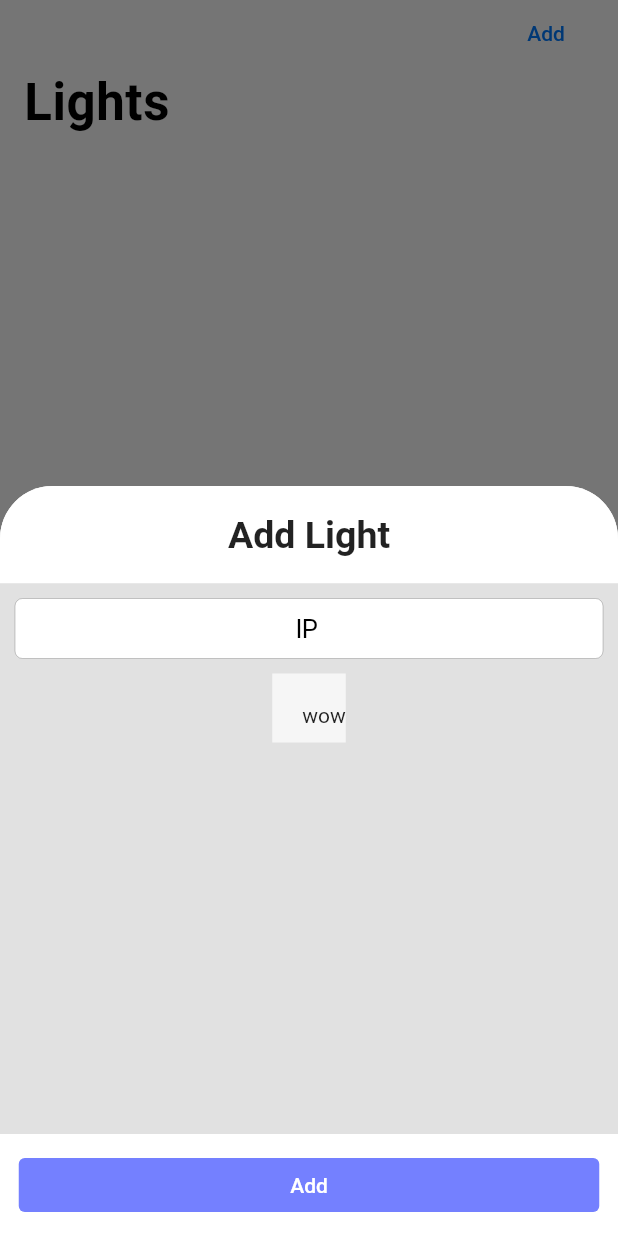
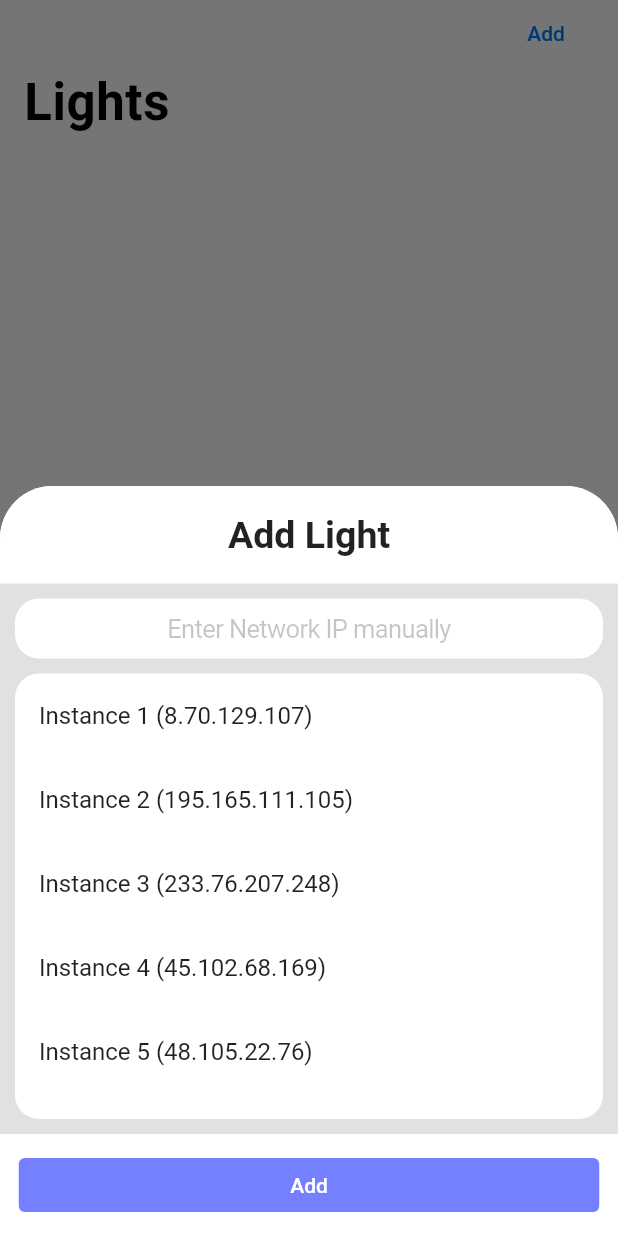
Before and after one commit to Light-Master/LightMaster, a Flutter app: the screen it shows after launch, after a tap on "Add", on a phone screen of 412 x 824 dp. Run offline on Flutter 3.47's test engine with Material 2 defaults, Android fonts, the phone set to English and light mode, and no system bars; our stand-ins replace bloc, flutter_bloc, flutter_xlider, tuple; missing offline and left inert: flex_color_picker, flutter_radio_button_group, http_interceptor.

Commit message:
restyle basic add_light network address selection

```diff
--- a/light_master_app/lib/modules/dashboard/screens/add_light.dart
+++ b/light_master_app/lib/modules/dashboard/screens/add_light.dart
@@ -5,11 +5,30 @@ import 'package:light_master_app/modules/dashboard/bloc/managed_light_source_blo
 import 'package:light_master_app/modules/dashboard/events/managed_light_source_event.dart';
 import 'package:light_master_app/modules/dashboard/models/light.dart';
 import 'package:light_master_app/modules/dashboard/models/light_source.dart';
+import 'package:tuple/tuple.dart';
 
 class AddLight extends StatelessWidget {
   final roundedSheetRadius = BorderRadius.only(
       topLeft: const Radius.circular(35), topRight: const Radius.circular(35));
-  final addressEditingController = TextEditingController(text: 'IP');
+  final addressEditingController = TextEditingController();
+
+  final debugNetworkAddresses = [
+    Tuple2("Instance 1", "8.70.129.107"),
+    Tuple2("Instance 2", "195.165.111.105"),
+    Tuple2("Instance 3", "233.76.207.248"),
+    Tuple2("Instance 4", "45.102.68.169"),
+    Tuple2("Instance 5", "48.105.22.76"),
+    Tuple2("Instance 6", "78.222.118.231"),
+    Tuple2("Instance 7", "251.119.177.152"),
+    Tuple2("Instance 8", "65.153.60.226"),
+    Tuple2("Instance 9", "116.222.230.13"),
+    Tuple2("Instance 10", "83.22.167.64"),
+    Tuple2("Instance 11", "211.26.235.252"),
+    Tuple2("Instance 12", "97.34.228.57"),
+    Tuple2("Instance 13", "70.56.50.122"),
+    Tuple2("Instance 14", "171.27.87.132"),
+    Tuple2("Instance 15", "166.108.153.126")
+  ];
 
   @override
   Widget build(BuildContext context) {
@@ -32,8 +51,6 @@ class AddLight extends StatelessWidget {
                   decoration: BoxDecoration(
                       color: Colors.white, borderRadius: roundedSheetRadius),
                   child: Row(
-                      mainAxisSize: MainAxisSize.max,
-                      mainAxisAlignment: MainAxisAlignment.center,
                     children: [
                       Expanded(
                           child: Container(
@@ -42,39 +59,40 @@ class AddLight extends StatelessWidget {
                                   style: TextStyle(
                                       fontWeight: FontWeight.bold,
                                       fontSize: 25))))
-                      ])),
+                    ],
+                  )),
               Expanded(
                   child: SingleChildScrollView(
                 child: Column(children: <Widget>[
                   Container(
-                      color: Color.fromARGB(255, 225, 225, 225),
-                      padding: EdgeInsets.only(left: 10.0, right: 10.0),
-                      child: Column(children: <Widget>[
-                        Divider(
-                          color: Color.fromARGB(0, 0, 0, 225),
-                          height: 10,
-                          thickness: 1,
-                          indent: 0,
-                        ),
-                        CupertinoTextField(
+                      padding: EdgeInsets.only(left: 10, right: 10),
+                      margin: EdgeInsets.only(top: 10, bottom: 10),
+                      child: CupertinoTextField(
+                        placeholder: "Enter Network IP manually",
+                        controller: addressEditingController,
                         padding: EdgeInsets.only(top: 10, bottom: 10),
                         textAlign: TextAlign.center,
-                          controller: addressEditingController,
-                          placeholder: "Address",
-                        ),
-                        Divider(
-                          color: Color.fromARGB(255, 225, 225, 225),
-                          height: 10,
-                          thickness: 1,
-                          indent: 0,
-                        ),
-                      ])),
-                  Container(
-                      color: Colors.white70,
-                      padding:
-                          EdgeInsets.only(top: 20.0, left: 20.0, bottom: 10.0),
+                        decoration: BoxDecoration(
+                            color: Colors.white,
+                            borderRadius:
+                                BorderRadius.all(Radius.circular(16))),
+                      )),
+                  SizedBox(
+                      height: 307,
+                      child: Container(
+                          decoration: BoxDecoration(
+                              color: Colors.white,
+                              borderRadius:
+                                  BorderRadius.all(Radius.circular(16))),
+                          margin:
+                              EdgeInsets.only(left: 10, right: 10, bottom: 10),
                           // TODO: add auto search function to locate nearby lights on the network
-                      child: Text("wow"))
+                          child: ListView(
+                            children: debugNetworkAddresses
+                                .map((ad) => ListTile(
+                                    title: Text("${ad.item1} (${ad.item2})")))
+                                .toList(),
+                          )))
                 ]),
               )),
               Container(
```
Lines whose indentation alone changed are shown as unchanged.
